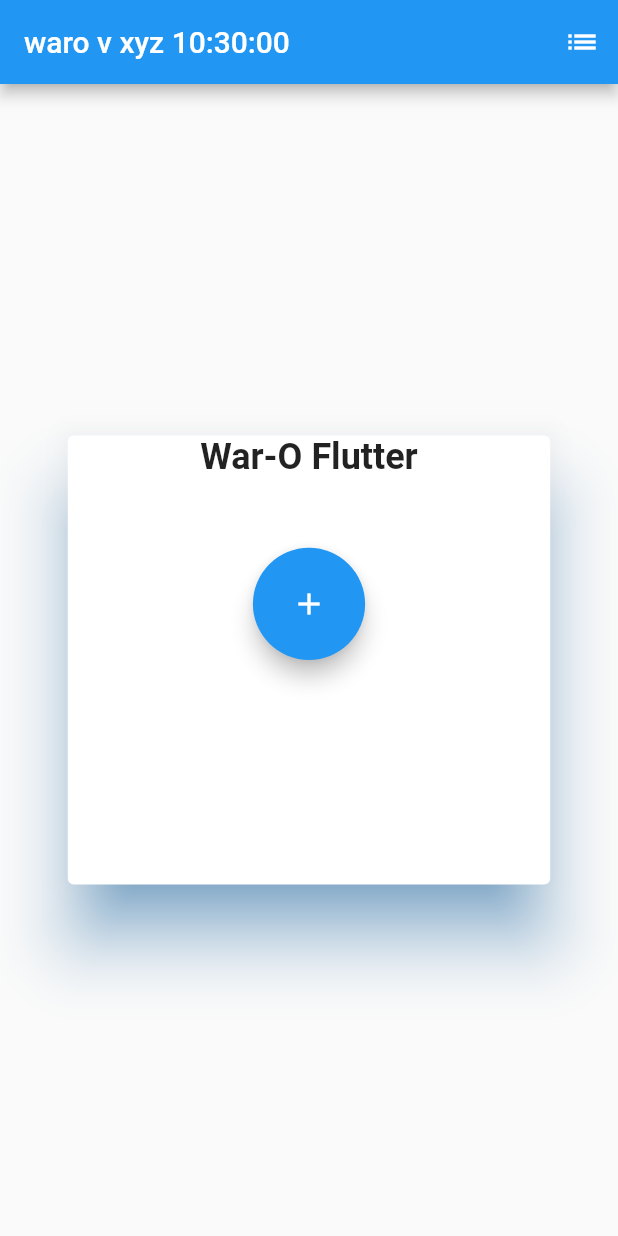
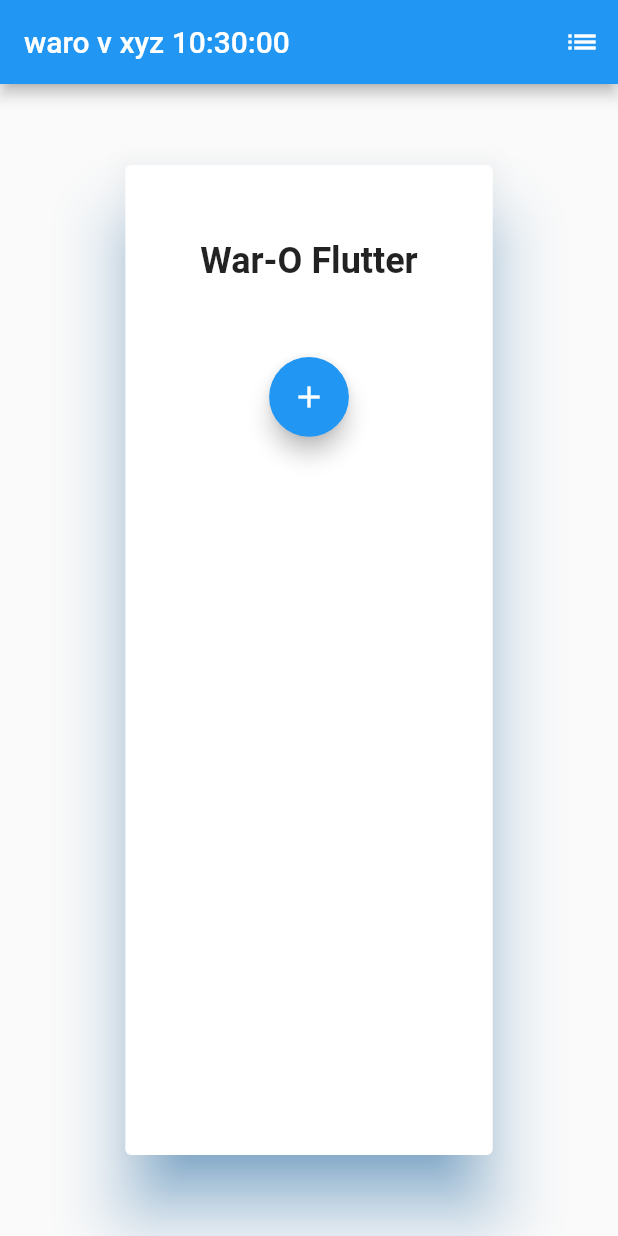
Before and after one commit to codetojoy/gists-flutter, a Flutter app: the screen it shows after launch, on a phone screen of 412 x 824 dp. Run offline on Flutter 3.47's test engine with Material 2 defaults, Android fonts, the phone set to English and light mode, and no system bars.

Commit message:
incremental update Fri 21 May 2021 16:03:45 ADT

```diff
--- a/sandbox/lib/welcome.dart
+++ b/sandbox/lib/welcome.dart
@@ -1,59 +1,43 @@
 import 'package:flutter/material.dart';
 
 class Welcome extends StatelessWidget {
-  final VoidCallback _newGameHandler;
+  final VoidCallback _startHandler;
 
-  Welcome(this._newGameHandler);
+  Welcome(this._startHandler);
 
   @override
   Widget build(BuildContext context) {
-    return Center(
-        child: FractionallySizedBox(
-      child: Card(
-          child: Column(children: [
-            Flexible(
-                child: FractionallySizedBox(
-              child: Text('War-O Flutter',
+    /*
+    return Center(child: Card(child: FractionallySizedBox(
+      child: Column(children: [
+        Container(padding: EdgeInsets)
+        Text('hello one'),
+        Text('hello two'),
+      ]),
+      widthFactor: 0.7,
+      heightFactor: 0.5,
+    ),
+    shadowColor: Colors.blue,
+    elevation: 10));
+    */
+    return Center(child: Container(child: Card(child: Column(
+      children: [
+        Container(child: Text('War-O Flutter',
                   textAlign: TextAlign.center,
                   style: TextStyle(fontSize: 24, fontWeight: FontWeight.bold)),
-              widthFactor: 0.5,
-              heightFactor: 0.5,
-            )),
-            Flexible(
-              child: FractionallySizedBox(
-                child: FloatingActionButton(
-                  onPressed: _newGameHandler,
-                  tooltip: 'New Game',
+                  padding: EdgeInsets.all(50)),
+        Flexible(child: FractionallySizedBox(child: FloatingActionButton(
+                  onPressed: _startHandler,
+                  tooltip: 'Start',
                   child: Icon(Icons.add),
                 ),
-                widthFactor: 0.5,
-                heightFactor: 0.5,
-              ),
-            ),
-          ]),
-          elevation: 20,
-          shadowColor: Colors.blue),
-      widthFactor: 0.8,
-      heightFactor: 0.4,
-      alignment: Alignment.center,
-    ));
-    /*
-            Card(
-              child: FractionallySizedBox(
-                child: Container(child: Text('War-O Flutter',
-                  textAlign: TextAlign.center,
-                  style: TextStyle(fontSize: 24, fontWeight: FontWeight.bold))),
-                  widthFactor: 0.5,
-                  heightFactor: 0.2,
-                  ),
-              elevation: 10,
-              shadowColor: Colors.blue,
-            ),
-          FloatingActionButton(
-            onPressed: _newGameHandler,
-            tooltip: 'New Game',
-            child: Icon(Icons.add),
-          ),
-          */
+                widthFactor: 0.8, heightFactor: 0.1,),
+                )
+      ],
+    ),
+      shadowColor: Colors.blue,
+      elevation: 20,
+    ),
+    padding: EdgeInsets.all(50)));
   }
 }
```
Also changed, not shown: 1 other file.
